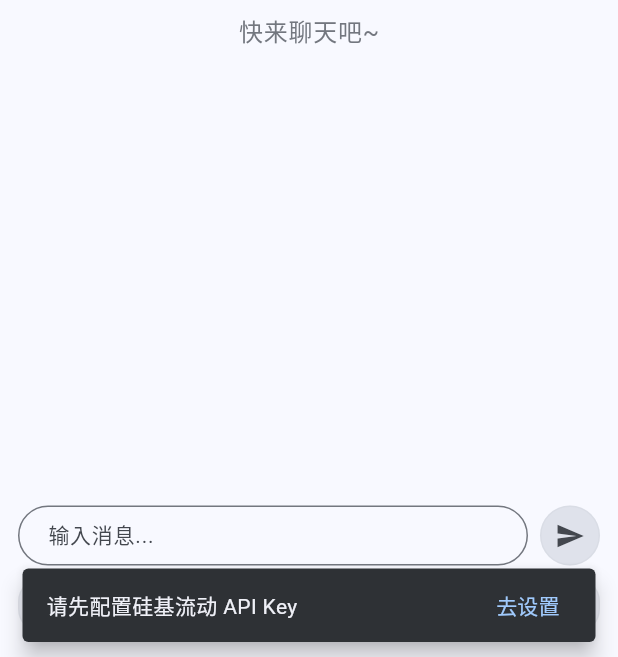
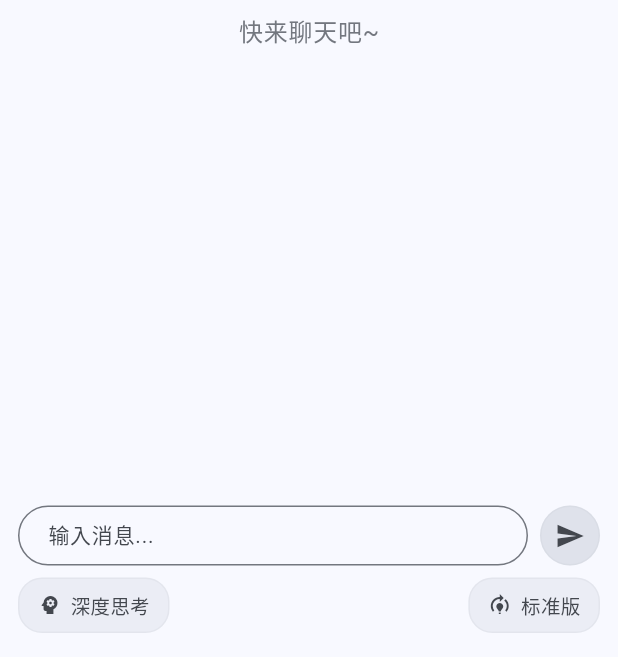
Before and after one commit to mikufoxxx/deepchat, a Flutter app: the screen it shows after launch, on a phone screen of 412 x 824 dp, the part 579-1236 px from its top. Run offline on Flutter 3.47's test engine with Material 3 defaults, Android fonts, the phone set to English and light mode, and no system bars; our stand-ins replace flutter_animate, flutter_markdown, image_picker, shared_preferences; missing offline and left inert: flutter_tesseract_ocr, markdown.

Commit message:
feat:支持硅基流动api，修改布局和逻辑

```diff
--- a/lib/screens/chat_screen.dart
+++ b/lib/screens/chat_screen.dart
@@ -9,42 +9,31 @@ import '../widgets/message_list.dart';
 import '../utils/error_handler.dart';
 import '../widgets/chat_drawer.dart';
 
-class ChatScreen extends StatefulWidget {
+class ChatScreen extends StatelessWidget {
   const ChatScreen({super.key});
-
-  @override
-  State<ChatScreen> createState() => _ChatScreenState();
-}
-
-class _ChatScreenState extends State<ChatScreen> {
-  @override
-  void initState() {
-    super.initState();
-    WidgetsBinding.instance.addPostFrameCallback((_) {
-      context.read<ChatProvider>().checkAndShowApiKeyReminder(context);
-    });
-  }
 
   @override
   Widget build(BuildContext context) {
     final provider = context.watch<ChatProvider>();
     final currentSession = provider.currentSession;
-    final scrollController = ScrollController();
+    final isWideScreen = MediaQuery.of(context).size.width > 900;
 
-    // 自动滚动到底部
-    WidgetsBinding.instance.addPostFrameCallback((_) {
-      if (scrollController.hasClients) {
-        scrollController.animateTo(
-          scrollController.position.maxScrollExtent,
-          duration: Duration(milliseconds: 300),
-          curve: Curves.easeOut,
-        );
-      }
-    });
+    final chatDrawer = ChatDrawer(
+      chatSessions: provider.sessions,
+      currentSessionId: currentSession?.id,
+      onSessionSelected: (id) => provider.selectSession(id),
+      onNewChat: () => provider.newChat(),
+    );
 
     return Scaffold(
       appBar: AppBar(
         title: Text(currentSession?.title ?? '新对话'),
+        leading: isWideScreen ? null : Builder(
+          builder: (context) => IconButton(
+            icon: const Icon(Icons.menu),
+            onPressed: () => Scaffold.of(context).openDrawer(),
+          ),
+        ),
         actions: [
           IconButton(
             icon: const Icon(Icons.model_training),
@@ -55,38 +44,32 @@ class _ChatScreenState extends State<ChatScreen> {
             onPressed: () {
               Navigator.push(
                 context,
-                MaterialPageRoute(
-                  builder: (context) => const SettingsScreen(),
-                ),
+                MaterialPageRoute(builder: (context) => const SettingsScreen()),
               );
             },
           ),
         ],
       ),
-      drawer: ChatDrawer(
-        chatSessions: provider.sessions,
-        currentSessionId: currentSession?.id,
-        onSessionSelected: provider.selectSession,
-        onNewChat: () {
-          provider.newChat();
-          Navigator.pop(context);
-        },
-      ),
-      body: Column(
+      body: Row(
         children: [
+          if (isWideScreen)
+            SizedBox(
+              width: 280,
+              child: chatDrawer,
+            ),
           Expanded(
-            child: GestureDetector(
-              onTap: () => FocusManager.instance.primaryFocus?.unfocus(),
-              behavior: HitTestBehavior.translucent,
-              child: MessageList(
-                key: ValueKey(currentSession?.id ?? 'new'),
-                scrollController: scrollController,
-              ),
+            child: Column(
+              children: [
+                Expanded(
+                  child: MessageList(),
+                ),
+                const ChatInput(),
+              ],
             ),
           ),
-          const ChatInput(),
         ],
       ),
+      drawer: isWideScreen ? null : chatDrawer,
     );
   }
 
```
Also changed, not shown: 11 other files.
